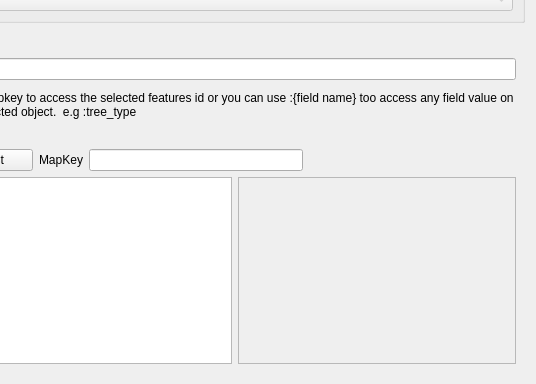
The window that src/configmanager/ui/nodewidgets/ui_infonode.ui (roam-qgis/Roam) describes before a commit, drawn with Qt 5; both pictures show x 162 to 698 and y 97 to 481 of the 698 by 481 pixel window.
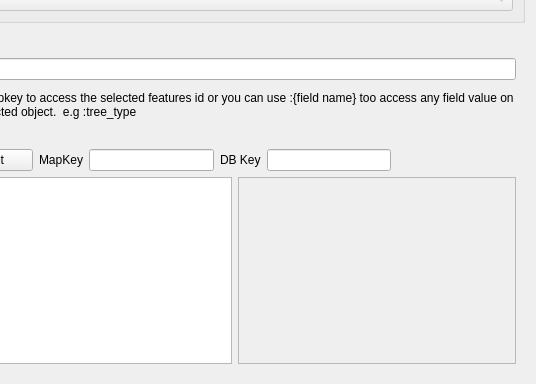
The same window after the commit. Custom widgets are drawn as their Qt base class.

Commit message: Include db column in test page

Diff of the .ui file:
```diff
--- a/src/configmanager/ui/nodewidgets/ui_infonode.ui
+++ b/src/configmanager/ui/nodewidgets/ui_infonode.ui
@@ -96,7 +96,24 @@
          </widget>
         </item>
         <item>
-         <widget class="QLineEdit" name="mapKeyEdit"/>
+         <widget class="QLineEdit" name="mapKeyEdit">
+          <property name="sizePolicy">
+           <sizepolicy hsizetype="Expanding" vsizetype="Fixed">
+            <horstretch>0</horstretch>
+            <verstretch>0</verstretch>
+           </sizepolicy>
+          </property>
+         </widget>
+        </item>
+        <item>
+         <widget class="QLabel" name="label_7">
+          <property name="text">
+           <string>DB Key</string>
+          </property>
+         </widget>
+        </item>
+        <item>
+         <widget class="QLineEdit" name="dbKeyEdit"/>
         </item>
         <item>
          <spacer name="horizontalSpacer">
```
The commit also changes 1 other file.
